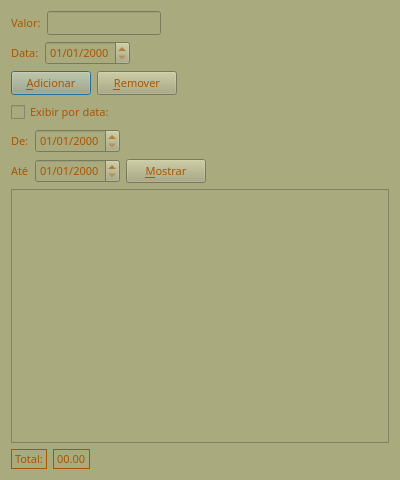
This is almoco.ui in tiagopascal/Almoco as Qt 5 draws it before an edit. The edited form follows.
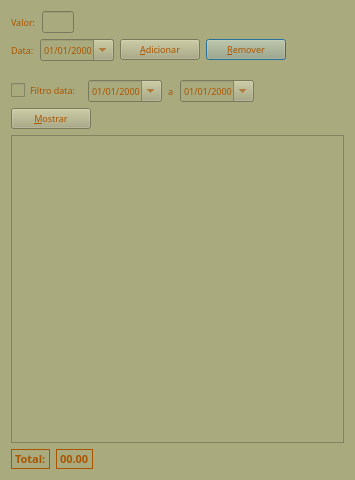
This is the edited form.

```diff
--- a/almoco.ui
+++ b/almoco.ui
@@ -6,13 +6,14 @@
    <rect>
     <x>0</x>
     <y>0</y>
-    <width>400</width>
+    <width>355</width>
     <height>480</height>
    </rect>
   </property>
   <property name="font">
    <font>
     <family>Ubuntu</family>
+    <pointsize>8</pointsize>
    </font>
   </property>
   <property name="windowTitle">
@@ -33,7 +34,7 @@
        <property name="font">
         <font>
          <family>ori1Uni</family>
-         <pointsize>8</pointsize>
+         <pointsize>7</pointsize>
         </font>
        </property>
        <property name="styleSheet">
@@ -52,7 +53,7 @@
        <property name="font">
         <font>
          <family>ori1Uni</family>
-         <pointsize>8</pointsize>
+         <pointsize>7</pointsize>
         </font>
        </property>
        <property name="layoutDirection">
@@ -66,19 +67,6 @@
        </property>
       </widget>
      </item>
-     <item>
-      <spacer name="horizontalSpacer_8">
-       <property name="orientation">
-        <enum>Qt::Horizontal</enum>
-       </property>
-       <property name="sizeHint" stdset="0">
-        <size>
-         <width>40</width>
-         <height>20</height>
-        </size>
-       </property>
-      </spacer>
-     </item>
      <item>
       <spacer name="horizontalSpacer_2">
        <property name="font">
@@ -93,7 +81,7 @@
        </property>
        <property name="sizeHint" stdset="0">
         <size>
-         <width>99</width>
+         <width>370</width>
          <height>20</height>
         </size>
        </property>
@@ -102,13 +90,13 @@
     </layout>
    </item>
    <item>
-    <layout class="QHBoxLayout" name="horizontalLayout_2">
-     <item>
+    <layout class="QGridLayout" name="gridLayout_3">
+     <item row="0" column="0">
       <widget class="QLabel" name="label_2">
        <property name="font">
         <font>
          <family>ori1Uni</family>
-         <pointsize>8</pointsize>
+         <pointsize>7</pointsize>
         </font>
        </property>
        <property name="styleSheet">
@@ -122,68 +110,41 @@
        </property>
       </widget>
      </item>
-     <item>
-      <widget class="QDateEdit" name="dateEdit_data">
+     <item row="0" column="3">
+      <widget class="QPushButton" name="pushButton_remover">
        <property name="font">
         <font>
          <family>ori1Uni</family>
-         <pointsize>8</pointsize>
+         <pointsize>7</pointsize>
         </font>
        </property>
        <property name="styleSheet">
         <string notr="true"/>
        </property>
-       <property name="displayFormat">
-        <string>dd/MM/yyyy</string>
-       </property>
-       <property name="calendarPopup">
-        <bool>false</bool>
+       <property name="text">
+        <string>&amp;Remover</string>
        </property>
       </widget>
      </item>
-     <item>
-      <spacer name="horizontalSpacer_9">
-       <property name="orientation">
-        <enum>Qt::Horizontal</enum>
-       </property>
-       <property name="sizeHint" stdset="0">
-        <size>
-         <width>40</width>
-         <height>20</height>
-        </size>
-       </property>
-      </spacer>
-     </item>
-     <item>
+     <item row="0" column="4">
       <spacer name="horizontalSpacer">
-       <property name="font">
-        <font>
-         <pointsize>9</pointsize>
-         <weight>50</weight>
-         <bold>false</bold>
-        </font>
-       </property>
        <property name="orientation">
         <enum>Qt::Horizontal</enum>
        </property>
        <property name="sizeHint" stdset="0">
         <size>
-         <width>79</width>
+         <width>60</width>
          <height>20</height>
         </size>
        </property>
       </spacer>
      </item>
-    </layout>
-   </item>
-   <item>
-    <layout class="QHBoxLayout" name="horizontalLayout_3">
-     <item>
+     <item row="0" column="2">
       <widget class="QPushButton" name="pushButton_adicionar">
        <property name="font">
         <font>
          <family>ori1Uni</family>
-         <pointsize>8</pointsize>
+         <pointsize>7</pointsize>
         </font>
        </property>
        <property name="styleSheet">
@@ -194,67 +155,111 @@
        </property>
       </widget>
      </item>
-     <item>
-      <widget class="QPushButton" name="pushButton_remover">
+     <item row="0" column="1">
+      <widget class="QDateEdit" name="dateEdit_data">
        <property name="font">
         <font>
          <family>ori1Uni</family>
-         <pointsize>8</pointsize>
+         <pointsize>7</pointsize>
         </font>
        </property>
        <property name="styleSheet">
         <string notr="true"/>
        </property>
-       <property name="text">
-        <string>&amp;Remover</string>
+       <property name="displayFormat">
+        <string>dd/MM/yyyy</string>
+       </property>
+       <property name="calendarPopup">
+        <bool>true</bool>
        </property>
       </widget>
      </item>
-     <item>
-      <spacer name="horizontalSpacer_3">
-       <property name="font">
-        <font>
-         <pointsize>9</pointsize>
-         <weight>50</weight>
-         <bold>false</bold>
-        </font>
-       </property>
-       <property name="orientation">
-        <enum>Qt::Horizontal</enum>
-       </property>
-       <property name="sizeHint" stdset="0">
-        <size>
-         <width>111</width>
-         <height>21</height>
-        </size>
-       </property>
-      </spacer>
-     </item>
     </layout>
    </item>
    <item>
-    <layout class="QHBoxLayout" name="horizontalLayout_4">
-     <item>
+    <spacer name="verticalSpacer">
+     <property name="orientation">
+      <enum>Qt::Vertical</enum>
+     </property>
+     <property name="sizeType">
+      <enum>QSizePolicy::Fixed</enum>
+     </property>
+     <property name="sizeHint" stdset="0">
+      <size>
+       <width>20</width>
+       <height>13</height>
+      </size>
+     </property>
+    </spacer>
+   </item>
+   <item>
+    <layout class="QGridLayout" name="gridLayout_2">
+     <item row="0" column="0">
       <widget class="QCheckBox" name="checkBox_pordata">
        <property name="font">
         <font>
          <family>ori1Uni</family>
-         <pointsize>8</pointsize>
+         <pointsize>7</pointsize>
         </font>
        </property>
        <property name="text">
-        <string>Exibir por data:</string>
+        <string>Filtro data:</string>
        </property>
       </widget>
      </item>
-     <item>
-      <spacer name="horizontalSpacer_5">
+     <item row="0" column="1">
+      <widget class="QDateEdit" name="dateEdit_de">
+       <property name="font">
+        <font>
+         <family>ori1Uni</family>
+         <pointsize>7</pointsize>
+        </font>
+       </property>
+       <property name="displayFormat">
+        <string>dd/MM/yyyy</string>
+       </property>
+       <property name="calendarPopup">
+        <bool>true</bool>
+       </property>
+      </widget>
+     </item>
+     <item row="0" column="2">
+      <widget class="QLabel" name="label_4">
+       <property name="font">
+        <font>
+         <family>ori1Uni</family>
+         <pointsize>7</pointsize>
+        </font>
+       </property>
+       <property name="text">
+        <string>a</string>
+       </property>
+      </widget>
+     </item>
+     <item row="0" column="3">
+      <widget class="QDateEdit" name="dateEdit_ate">
+       <property name="font">
+        <font>
+         <family>ori1Uni</family>
+         <pointsize>7</pointsize>
+        </font>
+       </property>
+       <property name="displayFormat">
+        <string>dd/MM/yyyy</string>
+       </property>
+       <property name="calendarPopup">
+        <bool>true</bool>
+       </property>
+      </widget>
+     </item>
+     <item row="0" column="4">
+      <spacer name="horizontalSpacer_3">
        <property name="orientation">
         <enum>Qt::Horizontal</enum>
        </property>
        <property name="sizeHint" stdset="0">
         <size>
-         <width>40</width>
+         <width>100</width>
          <height>20</height>
         </size>
        </property>
@@ -262,91 +267,17 @@
      </item>
     </layout>
    </item>
-   <item>
-    <layout class="QHBoxLayout" name="horizontalLayout_7">
-     <item>
-      <layout class="QHBoxLayout" name="horizontalLayout_5">
-       <item>
-        <widget class="QLabel" name="label_5">
-         <property name="font">
-          <font>
-           <family>ori1Uni</family>
-           <pointsize>8</pointsize>
-          </font>
-         </property>
-         <property name="text">
-          <string>De:</string>
-         </property>
-        </widget>
-       </item>
-       <item>
-        <widget class="QDateEdit" name="dateEdit_de">
-         <property name="font">
-          <font>
-           <family>ori1Uni</family>
-           <pointsize>8</pointsize>
-          </font>
-         </property>
-         <property name="displayFormat">
-          <string>dd/MM/yyyy</string>
-         </property>
-        </widget>
-       </item>
-       <item>
-        <spacer name="horizontalSpacer_4">
-         <property name="orientation">
-          <enum>Qt::Horizontal</enum>
-         </property>
-         <property name="sizeHint" stdset="0">
-          <size>
-           <width>40</width>
-           <height>20</height>
-          </size>
-         </property>
-        </spacer>
-       </item>
-      </layout>
-     </item>
-    </layout>
-   </item>
    <item>
     <layout class="QHBoxLayout" name="horizontalLayout_8">
      <item>
-      <layout class="QHBoxLayout" name="horizontalLayout_6">
-       <item>
-        <widget class="QLabel" name="label_4">
-         <property name="font">
-          <font>
-           <family>ori1Uni</family>
-           <pointsize>8</pointsize>
-          </font>
-         </property>
-         <property name="text">
-          <string>Até</string>
-         </property>
-        </widget>
-       </item>
-       <item>
-        <widget class="QDateEdit" name="dateEdit_ate">
-         <property name="font">
-          <font>
-           <family>ori1Uni</family>
-           <pointsize>8</pointsize>
-          </font>
-         </property>
-         <property name="displayFormat">
-          <string>dd/MM/yyyy</string>
-         </property>
-        </widget>
-       </item>
-      </layout>
+      <layout class="QHBoxLayout" name="horizontalLayout_6"/>
      </item>
      <item>
       <widget class="QPushButton" name="pushButton_mostrar">
        <property name="font">
         <font>
          <family>ori1Uni</family>
-         <pointsize>8</pointsize>
+         <pointsize>7</pointsize>
         </font>
        </property>
        <property name="text">
@@ -371,25 +302,14 @@
    </item>
    <item>
     <layout class="QGridLayout" name="gridLayout">
-     <item row="0" column="0" colspan="3">
-      <widget class="QListWidget" name="listWidget_lista">
-       <property name="font">
-        <font>
-         <family>ori1Uni</family>
-         <pointsize>8</pointsize>
-        </font>
-       </property>
-       <property name="styleSheet">
-        <string notr="true"/>
-       </property>
-      </widget>
-     </item>
      <item row="1" column="0">
       <widget class="QLabel" name="label_3">
        <property name="font">
         <font>
          <family>ori1Uni</family>
          <pointsize>8</pointsize>
+         <weight>75</weight>
+         <bold>true</bold>
         </font>
        </property>
        <property name="frameShape">
@@ -406,6 +326,8 @@
         <font>
          <family>ori1Uni</family>
          <pointsize>8</pointsize>
+         <weight>75</weight>
+         <bold>true</bold>
         </font>
        </property>
        <property name="frameShape">
@@ -429,6 +351,19 @@
        </property>
       </spacer>
      </item>
+     <item row="0" column="0" colspan="3">
+      <widget class="QListWidget" name="listWidget_lista">
+       <property name="font">
+        <font>
+         <family>ori1Uni</family>
+         <pointsize>7</pointsize>
+        </font>
+       </property>
+       <property name="styleSheet">
+        <string notr="true"/>
+       </property>
+      </widget>
+     </item>
     </layout>
    </item>
   </layout>
```
Left out of the diff: 5 changed lines with no effect on the pictures.
